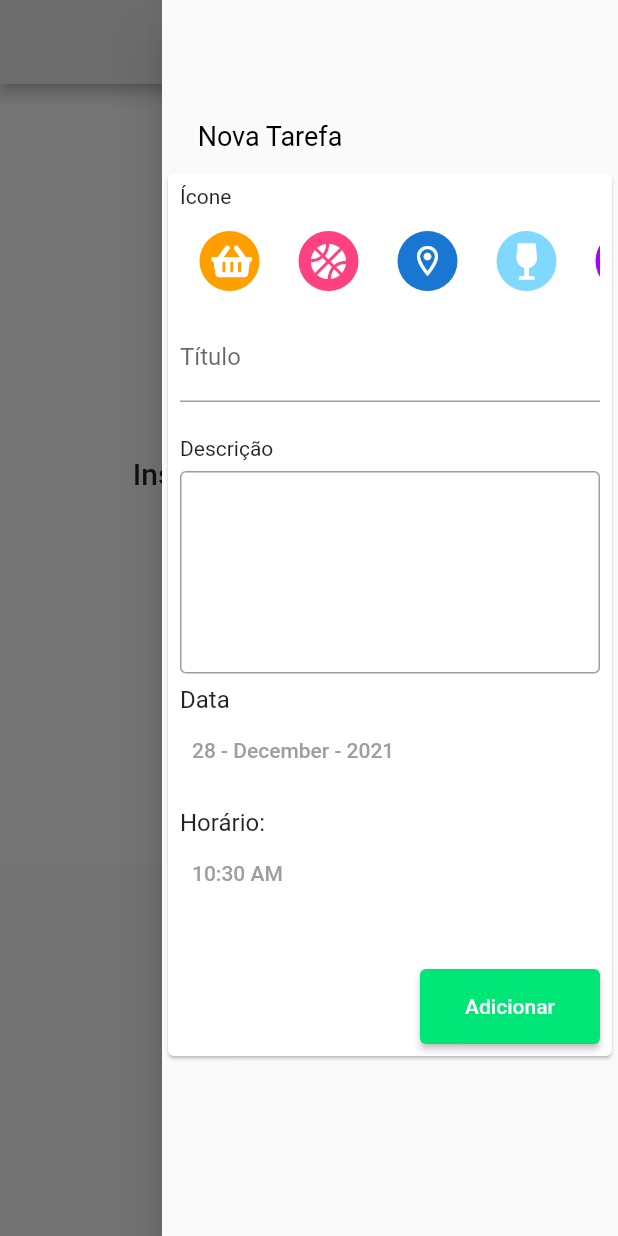
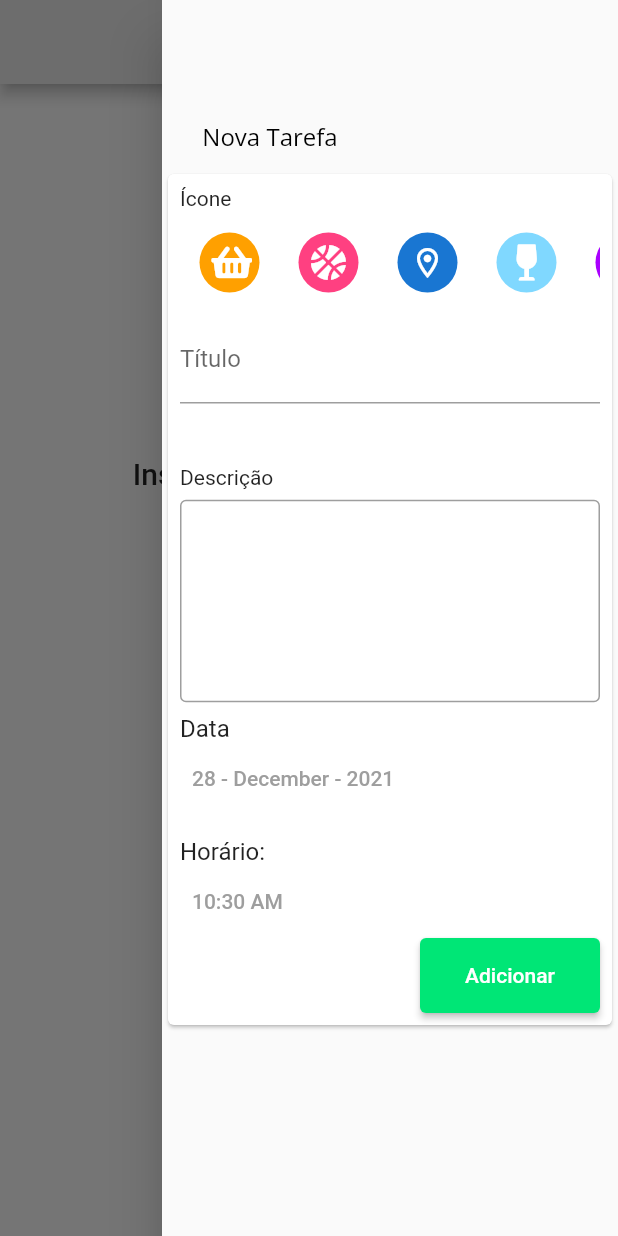
Before and after one commit to heloeng/Diario_De_Tarefas, a Flutter app: the screen it shows after launch, with the side drawer open, on a phone screen of 412 x 824 dp. Run offline on Flutter 3.47's test engine with Material 2 defaults, Android fonts, the phone set to English and light mode, and no system bars; our stand-ins replace font_awesome_flutter, google_fonts.

Commit message:
adding SingleChieldScrollView

```diff
--- a/lib/src/ui/components/alertShowTodo.dart
+++ b/lib/src/ui/components/alertShowTodo.dart
@@ -1,5 +1,6 @@
 import 'package:flutter/material.dart';
 import 'package:font_awesome_flutter/font_awesome_flutter.dart';
+import 'package:google_fonts/google_fonts.dart';
 import 'package:teste/src/data/data.dart';
 import 'package:intl/intl.dart';
 import 'package:teste/src/data/model/model.dart';
@@ -29,10 +30,11 @@ alertShowTodo(BuildContext context, ToDoListModel tr) {
             onPressed: () {
               Navigator.pop(context);
             },
-            child: const Text(
-              "OK",
+            child: Text(
+              "OK", style: GoogleFonts.openSans(color: Colors.white),
               textAlign: TextAlign.center,
-              style: TextStyle(color: Colors.white),
+
+
             ),
             style: ButtonStyle(
               minimumSize: MaterialStateProperty.all(const Size(100, 50)),
@@ -112,7 +114,8 @@ details(BuildContext context, ToDoListModel tr) {
                 style: TextStyle(
                     fontSize: 20,
                     fontWeight: FontWeight.w600,
-                    color: Colors.black),
+                    color: Colors.black,
+                    ),
               ),
               const SizedBox(
                 height: 10,
--- a/lib/src/ui/components/toDoList_form_component.dart
+++ b/lib/src/ui/components/toDoList_form_component.dart
@@ -81,9 +81,14 @@ class _ToDoListFormComponent extends State<ToDoListFormComponent> {
     }
   }
 
+  double screenHeight = 0;
+  double screenWidth = 0;
   @override
   Widget build(BuildContext context) {
-    return Card(
+    screenHeight = MediaQuery.of(context).size.height;
+    return SingleChildScrollView(
+
+      child: Card(
         child: Padding(
           padding: const EdgeInsets.all(8.0),
           child: Column(
@@ -103,8 +108,8 @@ class _ToDoListFormComponent extends State<ToDoListFormComponent> {
                 ),
               ),
 
-            const SizedBox(
-              height: 23,
+               SizedBox(
+                 height: screenHeight * 0.05,
               ),
               const Text(
                 'Descrição',
@@ -163,8 +168,7 @@ class _ToDoListFormComponent extends State<ToDoListFormComponent> {
                       //   },
                       // ),
                       TextButton(
-                      child: Text(
-                        _time.format(context)),
+                        child: Text(_time.format(context)),
                         onPressed: () {
                           selectTime(context);
                         },
@@ -174,7 +178,7 @@ class _ToDoListFormComponent extends State<ToDoListFormComponent> {
                 ],
               ),
               const SizedBox(
-              height: 40,
+                height: 0.09,
               ),
               Row(
                 mainAxisAlignment: MainAxisAlignment.end,
@@ -194,6 +198,7 @@ class _ToDoListFormComponent extends State<ToDoListFormComponent> {
                 ],
               ),
             ],
+          ),
         ),
       ),
     );
--- a/lib/src/ui/pages/home_page.dart
+++ b/lib/src/ui/pages/home_page.dart
@@ -1,7 +1,9 @@
 import 'dart:math';
 import 'package:flutter/material.dart';
+import 'package:google_fonts/google_fonts.dart';
 import 'package:teste/src/data/model/toDoList_model.dart';
 import '../../src.dart';
+
 
 class MyHomePage extends StatefulWidget {
   const MyHomePage({Key? key}) : super(key: key);
@@ -22,19 +24,20 @@ class _MyHomePageState extends State<MyHomePage> {
       appBar: AppBar(
           backgroundColor: const Color(0xFFEEEEEE),
           centerTitle: true,
-          title: const Text('Tarefas'),
+          title:Text('Tarefas',style: GoogleFonts.openSans(fontSize:16, ),),
           actions: const []),
       endDrawer: Drawer(
+        child: SingleChildScrollView(
           child: Column(
             children: [
               Container(
                 margin: const EdgeInsets.only(right: 160, top: 80),
-              child: const Text(
+                child:Text(
                   "Nova Tarefa",
                   textAlign: TextAlign.center,
-                style: TextStyle(
+                  style: GoogleFonts.openSans(
                     color: Colors.black,
-                  fontSize: 18,
+                    fontSize: 16,
                   ),
                 ),
               ),
@@ -45,14 +48,13 @@ class _MyHomePageState extends State<MyHomePage> {
             ],
           ),
         ),
-      body: SingleChildScrollView(
-        child: Container(
+      ),
+      body: Container(
         color: const Color(0xFFFFFFFF),
         child: Column(
           children: [
             ToDoListComponent(_toDoList),
           ],
-          ),
         ),
       ),
       floatingActionButton: FloatingActionButton(
--- a/pubspec.yaml
+++ b/pubspec.yaml
@@ -38,6 +38,7 @@ dependencies:
 
   # font_awesome_flutter: <latest_version>
   font_awesome_flutter: '>= 4.7.0'
+  google_fonts: ^2.1.1
 dev_dependencies:
   flutter_test:
     sdk: flutter
```
Also changed, not shown: pubspec.lock. Lines whose indentation alone changed are shown as unchanged.
